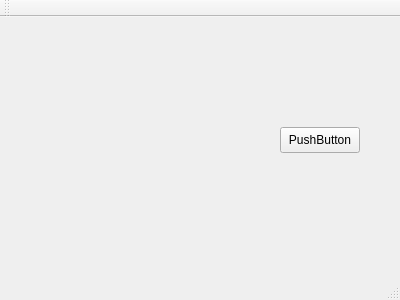
Fons91/p0f, file guip0f.ui: the form before one commit.
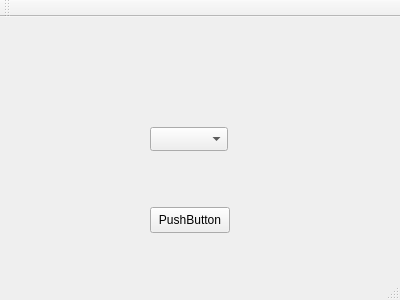
The form after the commit. Custom widgets are drawn as their Qt base class.

Commit message: stampa e selezione dell'interfaccia

The edit to the form file:
```diff
--- a/guip0f.ui
+++ b/guip0f.ui
@@ -14,21 +14,11 @@
    <string>GUIp0f</string>
   </property>
   <widget class="QWidget" name="centralWidget">
-   <widget class="Q3ComboBox" name="Prova">
-    <property name="geometry">
-     <rect>
-      <x>150</x>
-      <y>110</y>
-      <width>93</width>
-      <height>24</height>
-     </rect>
-    </property>
-   </widget>
    <widget class="QPushButton" name="pushButton">
     <property name="geometry">
      <rect>
-      <x>280</x>
-      <y>110</y>
+      <x>150</x>
+      <y>190</y>
       <width>80</width>
       <height>26</height>
      </rect>
@@ -37,16 +27,16 @@
      <string>PushButton</string>
     </property>
    </widget>
-  </widget>
-  <widget class="QMenuBar" name="menuBar">
-   <property name="geometry">
-    <rect>
-     <x>0</x>
-     <y>0</y>
-     <width>400</width>
-     <height>23</height>
-    </rect>
-   </property>
+   <widget class="QComboBox" name="list_interface">
+    <property name="geometry">
+     <rect>
+      <x>150</x>
+      <y>110</y>
+      <width>78</width>
+      <height>24</height>
+     </rect>
+    </property>
+   </widget>
   </widget>
   <widget class="QToolBar" name="mainToolBar">
    <attribute name="toolBarArea">
@@ -59,13 +49,6 @@
   <widget class="QStatusBar" name="statusBar"/>
  </widget>
  <layoutdefault spacing="6" margin="11"/>
- <customwidgets>
-  <customwidget>
-   <class>Q3ComboBox</class>
-   <extends>QWidget</extends>
-   <header>Qt3Support/Q3ComboBox</header>
-  </customwidget>
- </customwidgets>
  <resources/>
  <connections>
   <connection>
```
Left out of the diff: 2 changed lines with no effect on the pictures. The commit also changes 4 other files.
